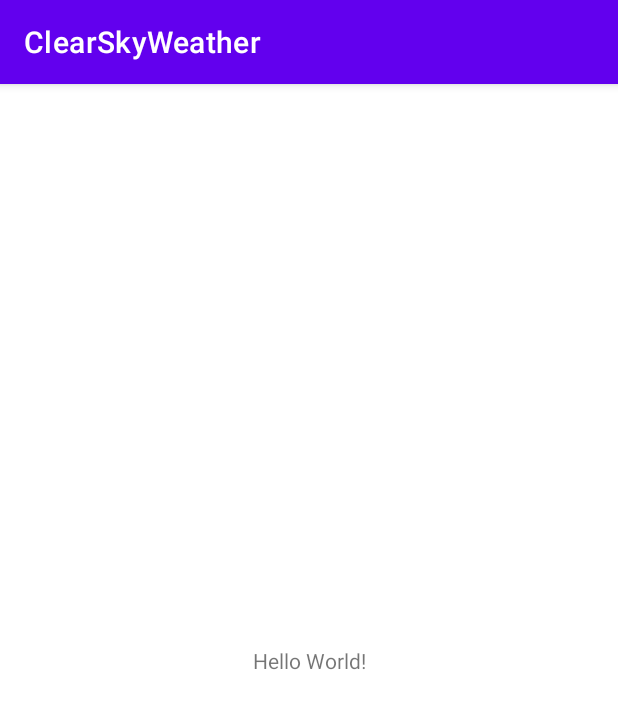
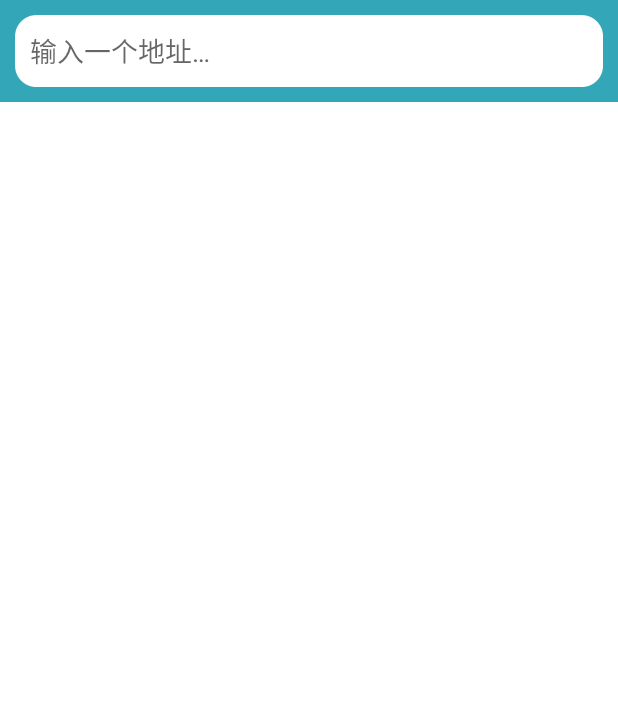
Before and after one commit to Merak-W/-, an Android app: the screen it shows after launch (MainActivity), on a phone screen of 412 x 824 dp. Shown: the top 709 px of the screen. Run offline under Robolectric (Android 15) with nearby library versions, the phone set to English and light mode, and no system bars; 4 statements that could not run were skipped.

Commit message:
实现搜索城市数据功能

```diff
--- /dev/null
+++ b/app/src/main/java/com/wyf/clearskyweather/ClearSkyWeather.kt
@@ -0,0 +1,23 @@
+package com.wyf.clearskyweather
+
+import android.annotation.SuppressLint
+import android.app.Application
+import android.content.Context
+
+class ClearSkyWeatherApplication : Application() {
+
+    companion object {
+        //由于此处获取的不是Activity或Service中的Context，而是Application中的
+        // 所以全局只会存在一份实例，并且在整个应用程序的生命周期内都不会回收
+        // 因此不会存在内存泄漏风险
+        @SuppressLint("StaticFieldLeak")
+        lateinit var context: Context
+
+        const val TOKEN = "W6FjrzHH5nukfucd"
+    }
+
+    override fun onCreate() {
+        super.onCreate()
+        context = applicationContext
+    }
+}
--- /dev/null
+++ b/app/src/main/java/com/wyf/clearskyweather/ui/place/PlaceFragment.kt
@@ -0,0 +1,66 @@
+package com.wyf.clearskyweather.ui.place
+
+import android.annotation.SuppressLint
+import android.os.Bundle
+import android.view.LayoutInflater
+import android.view.View
+import android.view.ViewGroup
+import android.widget.Toast
+import androidx.core.widget.addTextChangedListener
+import androidx.fragment.app.Fragment
+import androidx.lifecycle.Observer
+import androidx.lifecycle.ViewModelProvider
+import androidx.recyclerview.widget.LinearLayoutManager
+import com.wyf.clearskyweather.R
+import com.wyf.clearskyweather.databinding.FragmentPlaceBinding
+
+class PlaceFragment : Fragment() {
+    val viewModel by lazy {
+        ViewModelProvider(this).get(PlaceViewModel::class.java)
+    }
+    private lateinit var adapter: PlaceAdapter
+    private lateinit var binding: FragmentPlaceBinding
+
+    //加载fragment_place布局
+    override fun onCreateView(
+        inflater: LayoutInflater,
+        container: ViewGroup?,
+        savedInstanceState: Bundle?
+    ): View? {
+        return inflater.inflate(R.layout.fragment_place, container, false)
+    }
+
+    @SuppressLint("NotifyDataSetChanged")
+    override fun onActivityCreated(savedInstanceState: Bundle?) {
+        super.onActivityCreated(savedInstanceState)
+        //给RecyclerView设置了LayoutManager和适配器
+        val layoutManager = LinearLayoutManager(activity)
+        binding.recyclerView.layoutManager = layoutManager
+        adapter = PlaceAdapter(this, viewModel.placeList)  //使用PlaceViewModel中的placeList集合作为数据源
+        binding.recyclerView.adapter = adapter
+        binding.searchPlaceEdit.addTextChangedListener { editable ->   //监听搜索框内容的变化情况
+            val content = editable.toString()
+            if (content.isNotEmpty()) {
+                viewModel.searchPlaces(content)
+            } else {
+                binding.recyclerView.visibility = View.GONE
+                viewModel.placeList.clear()
+                adapter.notifyDataSetChanged()
+            }
+        }
+        //对PlaceViewModel中的placeLiveData对象进行观察
+        //有任何数据变化时，就回调到传入的Observe接口实现中
+        viewModel.placeLiveData.observe(viewLifecycleOwner, Observer { result ->
+            val places = result.getOrNull()
+            if (places != null) {
+                binding.recyclerView.visibility = View.VISIBLE
+                viewModel.placeList.clear()
+                viewModel.placeList.addAll(places)
+                adapter.notifyDataSetChanged()
+            } else {
+                Toast.makeText(activity, "未查询到该地点", Toast.LENGTH_SHORT).show()
+                result.exceptionOrNull()?.printStackTrace()
+            }
+        })
+    }
+}
--- /dev/null
+++ b/app/src/main/java/com/wyf/clearskyweather/ui/place/PlaceViewModel.kt
@@ -0,0 +1,22 @@
+package com.wyf.clearskyweather.ui.place
+
+import androidx.lifecycle.MutableLiveData
+import androidx.lifecycle.Transformations
+import androidx.lifecycle.ViewModel
+import com.wyf.clearskyweather.logic.Repository
+import com.wyf.clearskyweather.logic.model.Place
+
+class PlaceViewModel :ViewModel(){
+
+    private val searchLiveData = MutableLiveData<String>()
+
+    val placeList = ArrayList<Place>()
+
+    val placeLiveData = Transformations.switchMap(searchLiveData) { query ->
+        Repository.searchPlaces(query)
+    }
+
+    fun searchPlaces(query: String) {
+        searchLiveData.value = query
+    }
+}
--- a/app/src/main/res/layout/activity_main.xml
+++ b/app/src/main/res/layout/activity_main.xml
@@ -1,18 +1,12 @@
 <?xml version="1.0" encoding="utf-8"?>
-<androidx.constraintlayout.widget.ConstraintLayout xmlns:android="http://schemas.android.com/apk/res/android"
-    xmlns:app="http://schemas.android.com/apk/res-auto"
-    xmlns:tools="http://schemas.android.com/tools"
+<FrameLayout xmlns:android="http://schemas.android.com/apk/res/android"
     android:layout_width="match_parent"
-    android:layout_height="match_parent"
-    tools:context=".MainActivity">
+    android:layout_height="match_parent">
 
-    <TextView
-        android:layout_width="wrap_content"
-        android:layout_height="wrap_content"
-        android:text="Hello World!"
-        app:layout_constraintBottom_toBottomOf="parent"
-        app:layout_constraintLeft_toLeftOf="parent"
-        app:layout_constraintRight_toRightOf="parent"
-        app:layout_constraintTop_toTopOf="parent" />
+    <androidx.fragment.app.FragmentContainerView
+        android:id="@+id/placeFragment"
+        android:name="com.wyf.clearskyweather.ui.place.PlaceFragment"
+        android:layout_width="match_parent"
+        android:layout_height="match_parent"/>
 
-</androidx.constraintlayout.widget.ConstraintLayout>
+</FrameLayout>
--- /dev/null
+++ b/app/src/main/res/layout/fragment_place.xml
@@ -0,0 +1,33 @@
+<?xml version="1.0" encoding="utf-8"?>
+<RelativeLayout xmlns:android="http://schemas.android.com/apk/res/android"
+    android:layout_width="match_parent"
+    android:layout_height="match_parent"
+    android:background="?android:windowBackground">
+
+    <FrameLayout
+        android:id="@+id/actionBarLayout"
+        android:layout_width="match_parent"
+        android:layout_height="68dp"
+        android:background="?attr/colorPrimary">
+
+        <EditText
+            android:id="@+id/searchPlaceEdit"
+            android:layout_width="match_parent"
+            android:layout_height="48dp"
+            android:layout_gravity="center_vertical"
+            android:layout_marginStart="10dp"
+            android:layout_marginEnd="10dp"
+            android:background="@drawable/search_bg"
+            android:hint="输入一个地址…"
+            android:paddingStart="10dp"
+            android:paddingEnd="10dp" />
+    </FrameLayout>
+
+    <androidx.recyclerview.widget.RecyclerView
+        android:id="@+id/recyclerView"
+        android:layout_width="match_parent"
+        android:layout_height="match_parent"
+        android:layout_below="@+id/actionBarLayout"
+        android:visibility="gone" />
+
+</RelativeLayout>
--- a/app/src/main/res/values/strings.xml
+++ b/app/src/main/res/values/strings.xml
@@ -1,3 +1,5 @@
 <resources>
-    <string name="app_name">ClearSkyWeather</string>
+    <string name="app_name">晴空天气</string>
+    <!-- TODO: Remove or change this placeholder text -->
+    <string name="hello_blank_fragment">Hello blank fragment</string>
 </resources>
--- a/app/src/main/res/values/themes.xml
+++ b/app/src/main/res/values/themes.xml
@@ -1,12 +1,12 @@
 <resources xmlns:tools="http://schemas.android.com/tools">
     <!-- Base application theme. -->
-    <style name="Theme.ClearSkyWeather" parent="Theme.MaterialComponents.DayNight.DarkActionBar">
+    <style name="Theme.ClearSkyWeather" parent="Theme.MaterialComponents.DayNight.NoActionBar">
         <!-- Primary brand color. -->
-        <item name="colorPrimary">@color/purple_500</item>
-        <item name="colorPrimaryVariant">@color/purple_700</item>
+        <item name="colorPrimary">#33A6B8</item>
+        <item name="colorPrimaryVariant">#33A6B8</item>
         <item name="colorOnPrimary">@color/white</item>
         <!-- Secondary brand color. -->
-        <item name="colorSecondary">@color/teal_200</item>
+        <item name="colorSecondary">#F4A7B9</item>
         <item name="colorSecondaryVariant">@color/teal_700</item>
         <item name="colorOnSecondary">@color/black</item>
         <!-- Status bar color. -->
--- a/build.gradle
+++ b/build.gradle
@@ -1,12 +1,12 @@
 // Top-level build file where you can add configuration options common to all sub-projects/modules.
 buildscript {
-    ext.kotlin_version = "1.3.72"
+    ext.kotlin_version = "1.6.21"
     repositories {
         google()
         jcenter()
     }
     dependencies {
-        classpath "com.android.tools.build:gradle:4.1.2"
+        classpath 'com.android.tools.build:gradle:7.1.3'
         classpath "org.jetbrains.kotlin:kotlin-gradle-plugin:$kotlin_version"
 
         // NOTE: Do not place your application dependencies here; they belong
```
Also changed, not shown: app/build.gradle (+15 -7 lines), app/src/main/AndroidManifest.xml (+6 -1 lines), app/src/main/java/com/wyf/clearskyweather/logic/Repository.kt (added, +26 -0 lines), app/src/main/java/com/wyf/clearskyweather/logic/model/PlaceResponse.kt (added, +12 -0 lines), app/src/main/java/com/wyf/clearskyweather/logic/network/ClearSkyWeatherNetwork.kt (added, +38 -0 lines), app/src/main/java/com/wyf/clearskyweather/logic/network/PlaceService.kt (added, +19 -0 lines), app/src/main/java/com/wyf/clearskyweather/logic/network/ServiceCreator.kt (added, +19 -0 lines), app/src/main/java/com/wyf/clearskyweather/ui/place/PlaceAdapter.kt (added, +35 -0 lines), app/src/main/res/layout/place_item.xml (added, +32 -0 lines), app/src/main/res/drawable-xxhdpi/search_bg.9.png (added), app/src/main/res/drawable-xxxhdpi/search_bg.9.png (added), gradle/wrapper/gradle-wrapper.properties, 2 other files.
